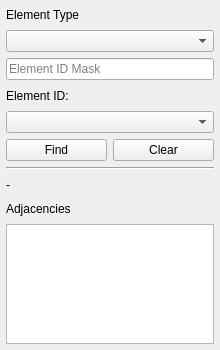
Before: the Qt Designer form ui/qgisred_findElements_dock.ui in Ingeniousware/QGISRed-BID, drawn with Qt 5.
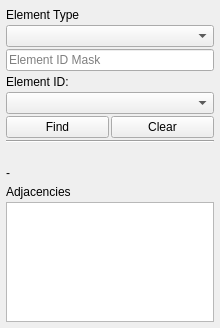
After: the same form once the commit is applied. Custom widgets are drawn as their Qt base class.

Commit message: new dock size

```diff
--- a/ui/qgisred_findElements_dock.ui
+++ b/ui/qgisred_findElements_dock.ui
@@ -7,9 +7,15 @@
     <x>0</x>
     <y>0</y>
     <width>220</width>
-    <height>350</height>
+    <height>328</height>
    </rect>
   </property>
+  <property name="sizePolicy">
+   <sizepolicy hsizetype="Preferred" vsizetype="Minimum">
+    <horstretch>0</horstretch>
+    <verstretch>0</verstretch>
+   </sizepolicy>
+  </property>
   <property name="minimumSize">
    <size>
     <width>220</width>
@@ -28,7 +34,7 @@
   <widget class="QWidget" name="dockWidgetContents">
    <layout class="QVBoxLayout" name="verticalLayout">
     <property name="spacing">
-     <number>6</number>
+     <number>2</number>
     </property>
     <property name="leftMargin">
      <number>6</number>
@@ -123,6 +129,13 @@
       </property>
      </widget>
     </item>
+    <item>
+     <widget class="QLabel" name="emptyLabel">
+      <property name="text">
+       <string/>
+      </property>
+     </widget>
+    </item>
     <item>
      <widget class="QLabel" name="labelFoundElement">
       <property name="text">
```
The commit also changes 1 other file.
